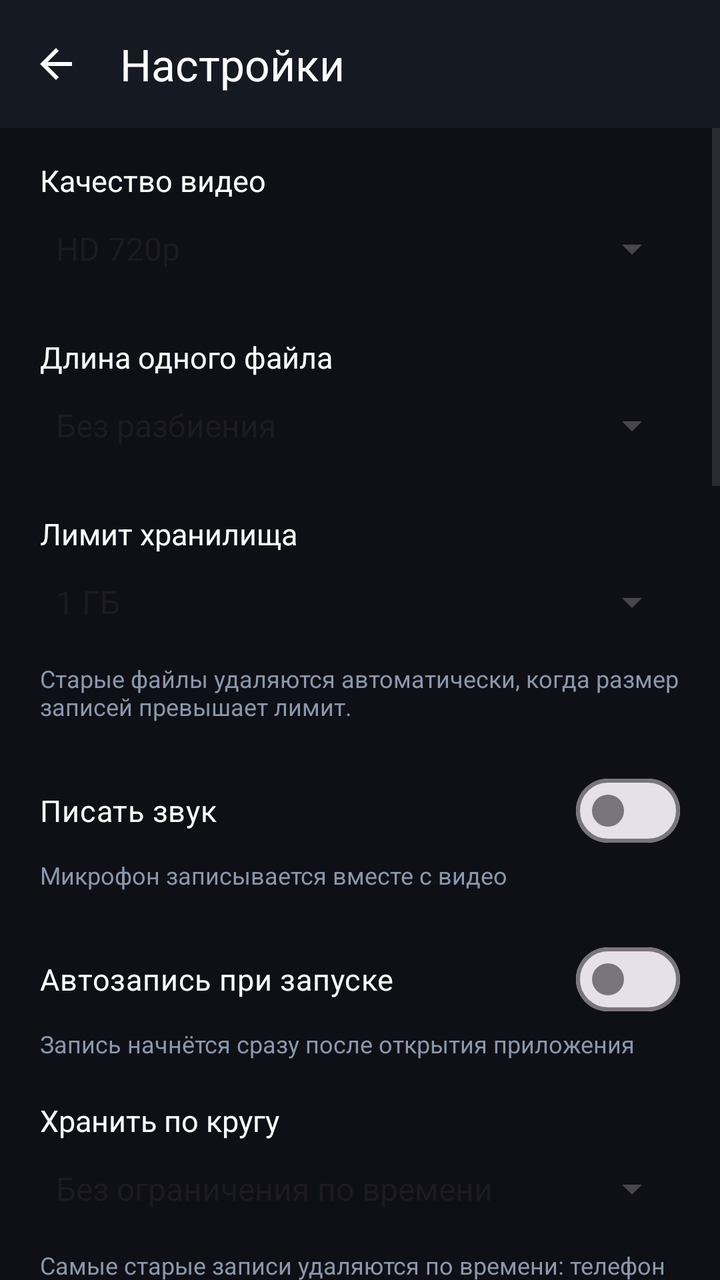
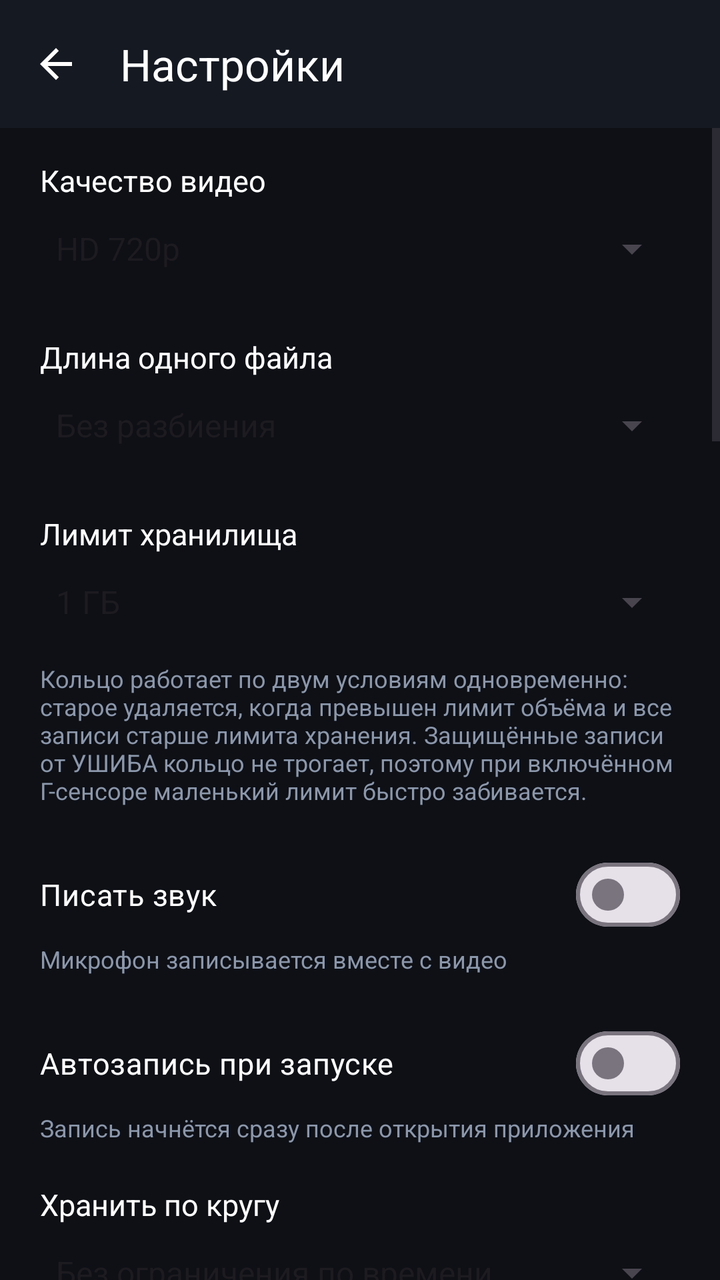

The first picture is an Android layout as it rendered before a commit; the second is the same layout after the commit. The layout source and the unified diff follow.
<!-- AndroidManifest.xml: application theme Theme.Dashcam -->
<!-- res/layout/activity_settings.xml -->
<?xml version="1.0" encoding="utf-8"?>
<LinearLayout xmlns:android="http://schemas.android.com/apk/res/android"
    xmlns:app="http://schemas.android.com/apk/res-auto"
    android:layout_width="match_parent"
    android:layout_height="match_parent"
    android:background="@color/background"
    android:orientation="vertical">

    <com.google.android.material.appbar.MaterialToolbar
        android:id="@+id/toolbar"
        android:layout_width="match_parent"
        android:layout_height="?attr/actionBarSize"
        android:background="@color/surface"
        app:navigationIcon="@drawable/ic_back"
        app:title="@string/title_settings"
        app:titleTextColor="@color/white" />

    <ScrollView
        android:layout_width="match_parent"
        android:layout_height="0dp"
        android:layout_weight="1">

        <LinearLayout
            android:layout_width="match_parent"
            android:layout_height="wrap_content"
            android:orientation="vertical"
            android:paddingStart="20dp"
            android:paddingTop="16dp"
            android:paddingEnd="20dp"
            android:paddingBottom="24dp">

            <TextView
                android:layout_width="match_parent"
                android:layout_height="wrap_content"
                android:text="@string/settings_quality"
                android:textColor="@color/white"
                android:textSize="15sp" />

            <Spinner
                android:id="@+id/spinnerQuality"
                android:layout_width="match_parent"
                android:layout_height="48dp"
                android:entries="@array/quality_entries" />

            <TextView
                android:layout_width="match_parent"
                android:layout_height="wrap_content"
                android:layout_marginTop="20dp"
                android:text="@string/settings_segment"
                android:textColor="@color/white"
                android:textSize="15sp" />

            <Spinner
                android:id="@+id/spinnerSegment"
                android:layout_width="match_parent"
                android:layout_height="48dp"
                android:entries="@array/segment_entries" />

            <TextView
                android:layout_width="match_parent"
                android:layout_height="wrap_content"
                android:layout_marginTop="20dp"
                android:text="@string/settings_storage"
                android:textColor="@color/white"
                android:textSize="15sp" />

            <Spinner
                android:id="@+id/spinnerStorage"
                android:layout_width="match_parent"
                android:layout_height="48dp"
                android:entries="@array/storage_entries" />

            <TextView
                android:layout_width="match_parent"
                android:layout_height="wrap_content"
                android:layout_marginTop="6dp"
                android:text="@string/settings_storage_note"
                android:textColor="@color/text_secondary"
                android:textSize="12sp" />

            <com.google.android.material.materialswitch.MaterialSwitch
                android:id="@+id/switchAudio"
                android:layout_width="match_parent"
                android:layout_height="wrap_content"
                android:layout_marginTop="20dp"
                android:text="@string/settings_audio"
                android:textColor="@color/white"
                android:textSize="15sp" />

            <TextView
                android:layout_width="match_parent"
                android:layout_height="wrap_content"
                android:text="@string/settings_audio_desc"
                android:textColor="@color/text_secondary"
                android:textSize="12sp" />

            <com.google.android.material.materialswitch.MaterialSwitch
                android:id="@+id/switchAutoStart"
                android:layout_width="match_parent"
                android:layout_height="wrap_content"
                android:layout_marginTop="20dp"
                android:text="@string/settings_autostart"
                android:textColor="@color/white"
                android:textSize="15sp" />

            <TextView
                android:layout_width="match_parent"
                android:layout_height="wrap_content"
                android:text="@string/settings_autostart_desc"
                android:textColor="@color/text_secondary"
                android:textSize="12sp" />

            <TextView
                android:layout_width="match_parent"
                android:layout_height="wrap_content"
                android:layout_marginTop="20dp"
                android:text="@string/settings_ring"
                android:textColor="@color/white"
                android:textSize="15sp" />

            <Spinner
                android:id="@+id/spinnerRing"
                android:layout_width="match_parent"
                android:layout_height="48dp"
                android:entries="@array/ring_entries" />

            <TextView
                android:layout_width="match_parent"
                android:layout_height="wrap_content"
                android:layout_marginTop="6dp"
                android:text="@string/settings_ring_note"
                android:textColor="@color/text_secondary"
                android:textSize="12sp" />

            <com.google.android.material.materialswitch.MaterialSwitch
                android:id="@+id/switchTimestamp"
                android:layout_width="match_parent"
                android:layout_height="wrap_content"
                android:layout_marginTop="20dp"
                android:text="@string/settings_timestamp"
                android:textColor="@color/white"
                android:textSize="15sp" />

            <TextView
                android:layout_width="match_parent"
                android:layout_height="wrap_content"
                android:text="@string/settings_timestamp_desc"
                android:textColor="@color/text_secondary"
                android:textSize="12sp" />

            <com.google.android.material.materialswitch.MaterialSwitch
                android:id="@+id/switchAutoBright"
                android:layout_width="match_parent"
                android:layout_height="wrap_content"
                android:layout_marginTop="20dp"
                android:text="@string/settings_auto_bright"
                android:textColor="@color/white"
                android:textSize="15sp" />

            <TextView
                android:layout_width="match_parent"
                android:layout_height="wrap_content"
                android:text="@string/settings_auto_bright_desc"
                android:textColor="@color/text_secondary"
                android:textSize="12sp" />

            <com.google.android.material.materialswitch.MaterialSwitch
                android:id="@+id/switchGps"
                android:layout_width="match_parent"
                android:layout_height="wrap_content"
                android:layout_marginTop="20dp"
                android:text="@string/settings_gps"
                android:textColor="@color/white"
                android:textSize="15sp" />

            <TextView
                android:layout_width="match_parent"
                android:layout_height="wrap_content"
                android:text="@string/settings_gps_desc"
                android:textColor="@color/text_secondary"
                android:textSize="12sp" />

            <com.google.android.material.materialswitch.MaterialSwitch
                android:id="@+id/switchStationary"
                android:layout_width="match_parent"
                android:layout_height="wrap_content"
                android:layout_marginTop="20dp"
                android:text="@string/settings_stationary"
                android:textColor="@color/white"
                android:textSize="15sp" />

            <TextView
                android:layout_width="match_parent"
                android:layout_height="wrap_content"
                android:text="@string/settings_stationary_desc"
                android:textColor="@color/text_secondary"
                android:textSize="12sp" />

            <TextView
                android:layout_width="match_parent"
                android:layout_height="wrap_content"
                android:layout_marginTop="12dp"
                android:text="@string/settings_stationary_timeout"
                android:textColor="@color/white"
                android:textSize="15sp" />

            <Spinner
                android:id="@+id/spinnerStationary"
                android:layout_width="match_parent"
                android:layout_height="48dp" />

            <com.google.android.material.button.MaterialButton
                android:id="@+id/buttonLockAdmin"
                style="@style/Widget.Material3.Button.OutlinedButton"
                android:layout_width="match_parent"
                android:layout_height="wrap_content"
                android:layout_marginTop="12dp"
                android:text="@string/settings_lock_admin" />

            <TextView
                android:layout_width="match_parent"
                android:layout_height="wrap_content"
                android:text="@string/settings_lock_admin_desc"
                android:textColor="@color/text_secondary"
                android:textSize="12sp" />

            <com.google.android.material.materialswitch.MaterialSwitch
                android:id="@+id/switchCharge"
                android:layout_width="match_parent"
                android:layout_height="wrap_content"
                android:layout_marginTop="20dp"
                android:text="@string/settings_charge"
                android:textColor="@color/white"
                android:textSize="15sp" />

            <TextView
                android:layout_width="match_parent"
                android:layout_height="wrap_content"
                android:text="@string/settings_charge_desc"
                android:textColor="@color/text_secondary"
                android:textSize="12sp" />

            <TextView
                android:layout_width="match_parent"
                android:layout_height="wrap_content"
                android:layout_marginTop="20dp"
                android:text="@string/settings_palm"
                android:textColor="@color/white"
                android:textSize="15sp" />

            <com.google.android.material.button.MaterialButton
                android:id="@+id/buttonPalmApp"
                style="@style/Widget.Material3.Button.OutlinedButton"
                android:layout_width="match_parent"
                android:layout_height="wrap_content"
                android:layout_marginTop="8dp"
                android:text="@string/settings_palm_none" />

            <TextView
                android:layout_width="match_parent"
                android:layout_height="wrap_content"
                android:text="@string/settings_palm_desc"
                android:textColor="@color/text_secondary"
                android:textSize="12sp" />

            <TextView
                android:layout_width="match_parent"
                android:layout_height="wrap_content"
                android:layout_marginTop="20dp"
                android:text="@string/settings_two_gis_key"
                android:textColor="@color/white"
                android:textSize="15sp" />

            <com.google.android.material.button.MaterialButton
                android:id="@+id/buttonTwoGisKey"
                style="@style/Widget.Material3.Button.OutlinedButton"
                android:layout_width="match_parent"
                android:layout_height="wrap_content"
                android:layout_marginTop="8dp"
                android:text="@string/two_gis_key_empty" />

            <TextView
                android:layout_width="match_parent"
                android:layout_height="wrap_content"
                android:text="@string/settings_two_gis_key_desc"
                android:textColor="@color/text_secondary"
                android:textSize="12sp" />

            <com.google.android.material.button.MaterialButton
                android:id="@+id/buttonBattery"
                style="@style/Widget.Material3.Button.OutlinedButton"
                android:layout_width="match_parent"
                android:layout_height="wrap_content"
                android:layout_marginTop="12dp"
                android:text="@string/settings_battery" />

            <TextView
                android:layout_width="match_parent"
                android:layout_height="wrap_content"
                android:text="@string/settings_battery_desc"
                android:textColor="@color/text_secondary"
                android:textSize="12sp" />

            <com.google.android.material.materialswitch.MaterialSwitch
                android:id="@+id/switchSdCard"
                android:layout_width="match_parent"
                android:layout_height="wrap_content"
                android:layout_marginTop="20dp"
                android:text="@string/settings_sd_card"
                android:textColor="@color/white"
                android:textSize="15sp" />

            <TextView
                android:id="@+id/textSdCardInfo"
                android:layout_width="match_parent"
                android:layout_height="wrap_content"
                android:textColor="@color/text_secondary"
                android:textSize="12sp" />

            <com.google.android.material.button.MaterialButton
                android:id="@+id/buttonSave"
                android:layout_width="match_parent"
                android:layout_height="wrap_content"
                android:layout_marginTop="28dp"
                android:text="@string/settings_save" />
        </LinearLayout>
    </ScrollView>

</LinearLayout>
<!-- resources referenced by this layout -->
<resources>
  <string-array name="storage_entries">
          <item>@string/settings_storage_1</item>
          <item>@string/settings_storage_2</item>
          <item>@string/settings_storage_5</item>
          <item>@string/settings_storage_10</item>
      </string-array>
  <color name="background">#FF0E1016</color>
  <color name="surface">#FF151922</color>
  <color name="text_secondary">#FF8B97AB</color>
  <color name="white">#FFFFFFFF</color>
  <string name="settings_audio">Писать звук</string>
  <string name="settings_auto_bright">Автояркость в сумерках</string>
  <string name="settings_autostart">Автозапись при запуске</string>
  <string name="settings_battery">Разрешить работу в фоне</string>
  <string name="settings_gps">GPS-координаты и скорость</string>
  <string name="settings_palm">Приложение по жесту «ладонь»</string>
  <string name="settings_palm_none">Не выбрано</string>
  <string name="settings_quality">Качество видео</string>
  <string name="settings_ring">Хранить по кругу</string>
  <string name="settings_save">Сохранить</string>
  <string name="settings_sd_card">Записывать видео на SD-карту</string>
  <string name="settings_segment">Длина одного файла</string>
  <string name="settings_storage">Лимит хранилища</string>
  <string name="settings_storage_note">Старые файлы удаляются автоматически, когда размер записей превышает лимит.</string>
  <string name="settings_timestamp">Дата и время на видео</string>
  <string name="settings_two_gis_key">Ключ 2ГИС Geocoder</string>
  <string name="title_settings">Настройки</string>
  <string name="two_gis_key_empty">Ключ не задан</string>
  <string name="settings_quality_hd">HD 720p</string>
  <string name="settings_quality_fhd">Full HD 1080p</string>
  <string name="settings_quality_uhd">4K 2160p</string>
  <string name="settings_ring_off">Без ограничения по времени</string>
  <string name="settings_ring_15">Последние 15 минут</string>
  <string name="settings_ring_30">Последние 30 минут</string>
  <string name="settings_ring_60">Последний 1 час</string>
  <string name="settings_ring_120">Последние 2 часа</string>
  <string name="settings_segment_off">Без разбиения</string>
  <string name="settings_segment_1">1 минута</string>
  <string name="settings_segment_3">3 минуты</string>
  <string name="settings_segment_5">5 минут</string>
  <string name="settings_segment_10">10 минут</string>
  <string name="settings_storage_1">1 ГБ</string>
  <string name="settings_storage_2">2 ГБ</string>
  <string name="settings_storage_5">5 ГБ</string>
  <string name="settings_storage_10">10 ГБ</string>
  <color name="primary">#FF3B6DF6</color>
  <color name="primary_dark">#FF22315C</color>
  <color name="accent">#FF00C2A8</color>
  <!-- unchanged entries left out for length: 21 -->
</resources>

<!-- the commit's change to res/layout/activity_settings.xml (unified diff, before → after) -->
@@ -209,6 +209,46 @@
                 android:layout_width="match_parent"
                 android:layout_height="48dp" />
 
+            <com.google.android.material.materialswitch.MaterialSwitch
+                android:id="@+id/switchGsensor"
+                android:layout_width="match_parent"
+                android:layout_height="wrap_content"
+                android:layout_marginTop="20dp"
+                android:text="@string/settings_gsensor"
+                android:textColor="@color/white"
+                android:textSize="15sp" />
+
+            <TextView
+                android:layout_width="match_parent"
+                android:layout_height="wrap_content"
+                android:text="@string/settings_gsensor_desc"
+                android:textColor="@color/text_secondary"
+                android:textSize="12sp" />
+
+            <TextView
+                android:id="@+id/textGsensorInfo"
+                android:layout_width="match_parent"
+                android:layout_height="wrap_content"
+                android:layout_marginTop="6dp"
+                android:text="@string/gsensor_unavailable"
+                android:textColor="@color/record_red"
+                android:textSize="12sp"
+                android:visibility="gone" />
+
+            <TextView
+                android:layout_width="match_parent"
+                android:layout_height="wrap_content"
+                android:layout_marginTop="12dp"
+                android:text="@string/settings_gsensor_threshold"
+                android:textColor="@color/white"
+                android:textSize="15sp" />
+
+            <Spinner
+                android:id="@+id/spinnerGsensorThreshold"
+                android:layout_width="match_parent"
+                android:layout_height="48dp"
+                android:entries="@array/gsensor_threshold_entries" />
+
             <com.google.android.material.button.MaterialButton
                 android:id="@+id/buttonLockAdmin"
                 style="@style/Widget.Material3.Button.OutlinedButton"
<!-- resource entries referenced after the edit -->
@@ -1,20 +1,31 @@
 <!-- resources referenced by this layout -->
 <resources>
+  <string-array name="gsensor_threshold_entries">
+          <item>@string/settings_gsensor_15</item>
+          <item>@string/settings_gsensor_25</item>
+          <item>@string/settings_gsensor_40</item>
+      </string-array>
   <string-array name="storage_entries">
           <item>@string/settings_storage_1</item>
           <item>@string/settings_storage_2</item>
+          <item>@string/settings_storage_4</item>
           <item>@string/settings_storage_5</item>
           <item>@string/settings_storage_10</item>
       </string-array>
   <color name="background">#FF0E1016</color>
+  <color name="record_red">#FFE23B3B</color>
   <color name="surface">#FF151922</color>
   <color name="text_secondary">#FF8B97AB</color>
   <color name="white">#FFFFFFFF</color>
+  <string name="gsensor_unavailable">Датчик ускорения не найден — Г-сенсор недоступен</string>
   <string name="settings_audio">Писать звук</string>
   <string name="settings_auto_bright">Автояркость в сумерках</string>
   <string name="settings_autostart">Автозапись при запуске</string>
   <string name="settings_battery">Разрешить работу в фоне</string>
   <string name="settings_gps">GPS-координаты и скорость</string>
+  <string name="settings_gsensor">Г-сенсор (датчик удара)</string>
+  <string name="settings_gsensor_desc">Датчик ускорения ловит резкий удар (авария, наезд на препятствие, толчок на стоянке) и защищает записи от кольцевой перезаписи. Защита нужна и во время движения, и на стоянке: пока телефон лежит в кармане, акселерометр работает.</string>
+  <string name="settings_gsensor_threshold">Порог срабатывания</string>
   <string name="settings_palm">Приложение по жесту «ладонь»</string>
   <string name="settings_palm_none">Не выбрано</string>
   <string name="settings_quality">Качество видео</string>
@@ -23,11 +34,14 @@
   <string name="settings_sd_card">Записывать видео на SD-карту</string>
   <string name="settings_segment">Длина одного файла</string>
   <string name="settings_storage">Лимит хранилища</string>
-  <string name="settings_storage_note">Старые файлы удаляются автоматически, когда размер записей превышает лимит.</string>
+  <string name="settings_storage_note">Кольцо работает по двум условиям одновременно: старое удаляется, когда превышен лимит объёма и все записи старше лимита хранения. Защищённые записи от УШИБА кольцо не трогает, поэтому при включённом Г-сенсоре маленький лимит быстро забивается.</string>
   <string name="settings_timestamp">Дата и время на видео</string>
   <string name="settings_two_gis_key">Ключ 2ГИС Geocoder</string>
   <string name="title_settings">Настройки</string>
   <string name="two_gis_key_empty">Ключ не задан</string>
+  <string name="settings_gsensor_15">1.5 g — мягкий толчок</string>
+  <string name="settings_gsensor_25">2.5 g — обычный удар при ДТП</string>
+  <string name="settings_gsensor_40">4.0 g — жёсткий удар</string>
   <string name="settings_quality_hd">HD 720p</string>
   <string name="settings_quality_fhd">Full HD 1080p</string>
   <string name="settings_quality_uhd">4K 2160p</string>
@@ -43,6 +57,7 @@
   <string name="settings_segment_10">10 минут</string>
   <string name="settings_storage_1">1 ГБ</string>
   <string name="settings_storage_2">2 ГБ</string>
+  <string name="settings_storage_4">4 ГБ</string>
   <string name="settings_storage_5">5 ГБ</string>
   <string name="settings_storage_10">10 ГБ</string>
   <color name="primary">#FF3B6DF6</color>
